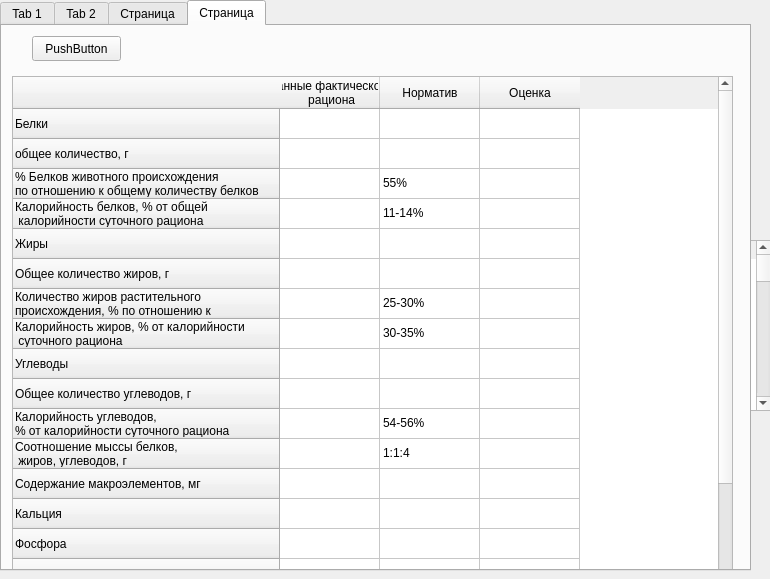
Old version of the form mainwindow.ui in the repository Paxsign/Qt-gigiena.
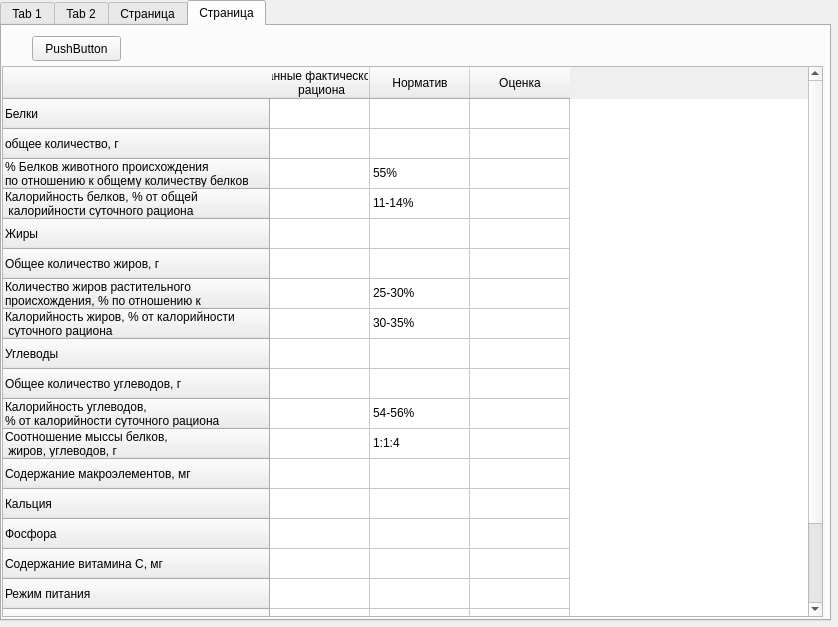
New version of the form. The open tabs and pages were chosen to show the change.

Commit message: последняя табица перый столбец заполняется, изменен фйл с продуктами заменены - на 0 и сл на 0

```diff
--- a/mainwindow.ui
+++ b/mainwindow.ui
@@ -6,8 +6,8 @@
    <rect>
     <x>0</x>
     <y>0</y>
-    <width>770</width>
-    <height>579</height>
+    <width>838</width>
+    <height>627</height>
    </rect>
   </property>
   <property name="windowTitle">
@@ -19,8 +19,8 @@
      <rect>
       <x>0</x>
       <y>0</y>
-      <width>751</width>
-      <height>571</height>
+      <width>831</width>
+      <height>621</height>
      </rect>
     </property>
     <property name="currentIndex">
@@ -1042,10 +1042,10 @@
      <widget class="QTableWidget" name="tableWidget_2">
       <property name="geometry">
        <rect>
-        <x>10</x>
-        <y>50</y>
-        <width>721</width>
-        <height>521</height>
+        <x>0</x>
+        <y>40</y>
+        <width>821</width>
+        <height>551</height>
        </rect>
       </property>
       <property name="wordWrap">
```
Left out of the diff: 8 changed lines with no effect on the pictures. The commit also changes 1 other file.
